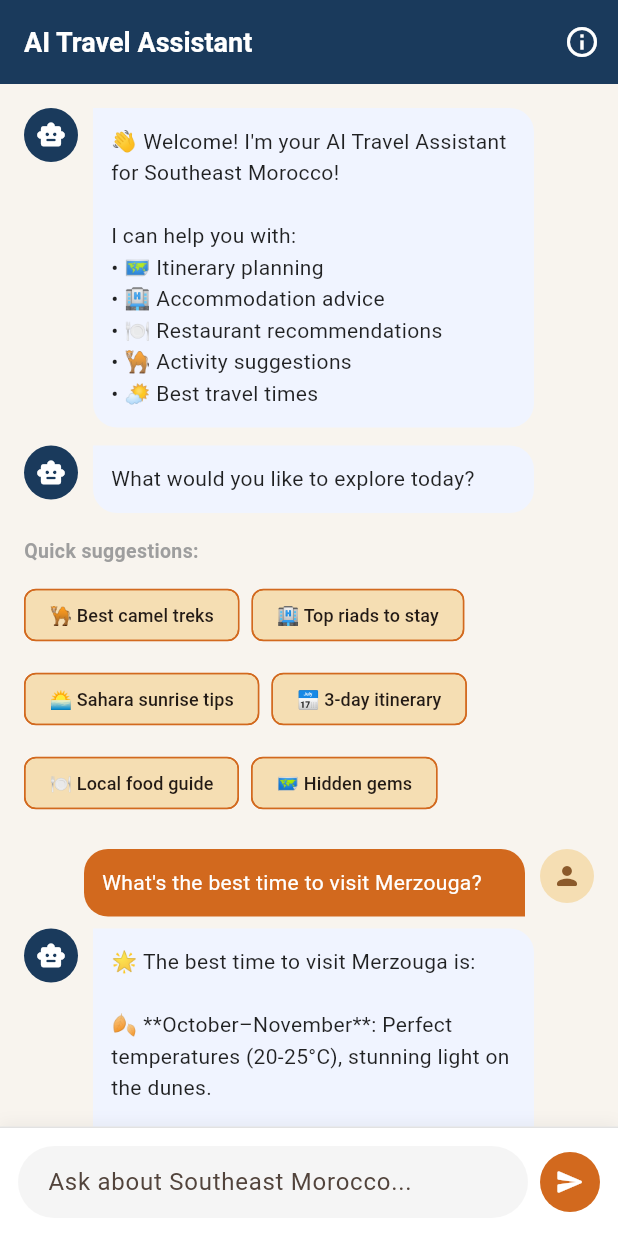
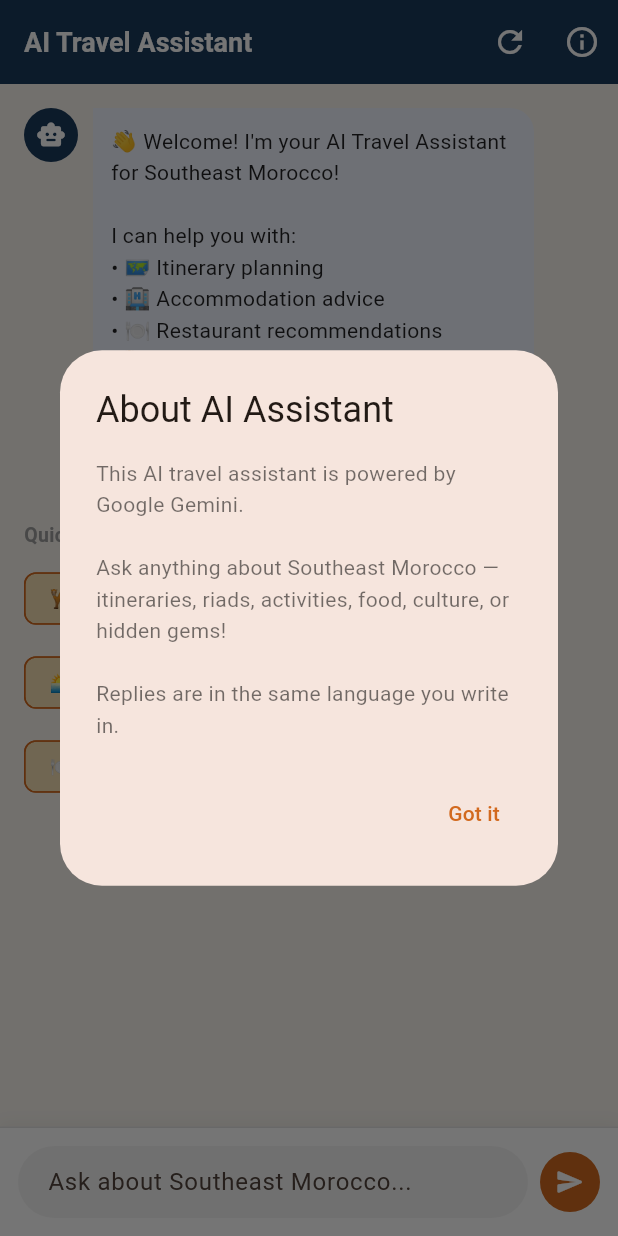
Before and after one commit to MbOXac/Touristique-GUID, a Flutter app: the AiChatTab screen opened directly, after a tap on the "info outline" icon, on a phone screen of 412 x 824 dp. Run offline on Flutter 3.47's test engine with Material 3 defaults, Android fonts, the phone set to English and light mode, and no system bars; our stand-ins replace cloud_firestore, firebase_auth, firebase_core, flutter_dotenv, google_generative_ai, google_maps_flutter and 1 more; accounts and stored records are empty.

Commit message:
He is the chatboot completed

```diff
--- a/lib/main.dart
+++ b/lib/main.dart
@@ -1,12 +1,18 @@
 import 'package:flutter/material.dart';
 import 'package:firebase_core/firebase_core.dart';
-import 'firebase_options.dart'; // <--- Make sure this import is present
+import 'package:flutter_dotenv/flutter_dotenv.dart';
+import 'firebase_options.dart';
 import 'screens/splash_page.dart';
 import 'theme/app_theme.dart';
 import 'screens/login_page.dart';
 import 'package:firebase_auth/firebase_auth.dart';
+
 void main() async {
   WidgetsFlutterBinding.ensureInitialized();
+
+  // Load environment variables
+  await dotenv.load(fileName: ".env");
+
   await Firebase.initializeApp(
     options: DefaultFirebaseOptions.currentPlatform,
   );
@@ -26,6 +32,7 @@ class TouristiqueApp extends StatelessWidget {
     );
   }
 }
+
 class AuthGate extends StatelessWidget {
   const AuthGate({super.key});
 
@@ -34,11 +41,9 @@ class AuthGate extends StatelessWidget {
     return StreamBuilder(
       stream: FirebaseAuth.instance.authStateChanges(),
       builder: (context, snapshot) {
-        // User logged in
         if (snapshot.hasData) {
-          return const SplashPage(); // Or HomePage, your real app!
+          return const SplashPage();
         }
-        // Not logged in
         return const LoginPage();
       },
     );
--- a/lib/screens/ai_chat_tab.dart
+++ b/lib/screens/ai_chat_tab.dart
@@ -1,11 +1,93 @@
 import 'package:flutter/material.dart';
 import '../theme/app_theme.dart';
+import '../services/gemini_service.dart';
 
-class AiChatTab extends StatelessWidget {
+class AiChatTab extends StatefulWidget {
   const AiChatTab({super.key});
 
   @override
+  State<AiChatTab> createState() => _AiChatTabState();
+}
+
+class _AiChatTabState extends State<AiChatTab> {
+  late final GeminiService _gemini;
+  final TextEditingController _controller = TextEditingController();
+  final ScrollController _scrollController = ScrollController();
+  final List<_ChatMessage> _messages = [];
+  bool _isLoading = false;
+  String? _initError;
+
+  @override
+  void initState() {
+    super.initState();
+    try {
+      _gemini = GeminiService();
+      _messages.add(_ChatMessage(
+        text: "👋 Welcome! I'm your AI Travel Assistant for Southeast Morocco!\n\n"
+              "I can help you with:\n"
+              "• 🗺️ Itinerary planning\n"
+              "• 🏨 Accommodation advice\n"
+              "• 🍽️ Restaurant recommendations\n"
+              "• 🐪 Activity suggestions\n"
+              "• 🌤️ Best travel times\n\n"
+              "What would you like to explore today?",
+        isUser: false,
+      ));
+    } catch (e) {
+      _initError = e.toString();
+    }
+  }
+
+  Future<void> _sendMessage(String text) async {
+    final message = text.trim();
+    if (message.isEmpty || _isLoading) return;
+
+    setState(() {
+      _messages.add(_ChatMessage(text: message, isUser: true));
+      _isLoading = true;
+    });
+    _controller.clear();
+    _scrollToBottom();
+
+    final response = await _gemini.sendMessage(message);
+
+    if (!mounted) return;
+    setState(() {
+      _messages.add(_ChatMessage(text: response, isUser: false));
+      _isLoading = false;
+    });
+    _scrollToBottom();
+  }
+
+  void _scrollToBottom() {
+    WidgetsBinding.instance.addPostFrameCallback((_) {
+      if (_scrollController.hasClients) {
+        _scrollController.animateTo(
+          _scrollController.position.maxScrollExtent,
+          duration: const Duration(milliseconds: 300),
+          curve: Curves.easeOut,
+        );
+      }
+    });
+  }
+
+  void _resetChat() {
+    setState(() {
+      _messages.clear();
+      _gemini.resetChat();
+      _messages.add(_ChatMessage(
+        text: "✨ Chat reset! How can I help you plan your Morocco trip?",
+        isUser: false,
+      ));
+    });
+  }
+
+  @override
   Widget build(BuildContext context) {
+    if (_initError != null) {
+      return _buildErrorScreen();
+    }
+
     return Scaffold(
       appBar: AppBar(
         title: const Text('AI Travel Assistant'),
@@ -13,81 +95,72 @@ class AiChatTab extends StatelessWidget {
         foregroundColor: Colors.white,
         automaticallyImplyLeading: false,
         actions: [
-          IconButton(icon: const Icon(Icons.info_outline), onPressed: () {}),
+          IconButton(
+            icon: const Icon(Icons.refresh),
+            tooltip: 'New conversation',
+            onPressed: _resetChat,
+          ),
+          IconButton(
+            icon: const Icon(Icons.info_outline),
+            onPressed: _showInfoDialog,
+          ),
         ],
       ),
       body: Column(
         children: [
           Expanded(
-            child: ListView(
+            child: ListView.builder(
+              controller: _scrollController,
               padding: const EdgeInsets.all(16),
-              children: [
-                _buildAssistantMessage(
-                  "👋 Welcome! I'm your AI Travel Assistant for Southeast Morocco!\n\nI can help you with:\n• 🗺️ Itinerary planning\n• 🏨 Accommodation advice\n• 🍽️ Restaurant recommendations\n• 🐪 Activity suggestions\n• 🌤️ Best travel times",
-                ),
-                const SizedBox(height: 12),
-                _buildAssistantMessage("What would you like to explore today?"),
-                const SizedBox(height: 16),
-                const Text('Quick suggestions:', style: TextStyle(fontWeight: FontWeight.w600, color: Colors.grey, fontSize: 13)),
-                const SizedBox(height: 8),
-                Wrap(
-                  spacing: 8,
-                  runSpacing: 8,
-                  children: [
-                    _suggestionChip(context, '🐪 Best camel treks'),
-                    _suggestionChip(context, '🏨 Top riads to stay'),
-                    _suggestionChip(context, '🌅 Sahara sunrise tips'),
-                    _suggestionChip(context, '📅 3-day itinerary'),
-                    _suggestionChip(context, '🍽️ Local food guide'),
-                    _suggestionChip(context, '🗺️ Hidden gems'),
-                  ],
-                ),
-                const SizedBox(height: 20),
-                _buildUserMessage("What's the best time to visit Merzouga?"),
-                const SizedBox(height: 8),
-                _buildAssistantMessage("🌟 The best time to visit Merzouga is:\n\n🍂 **October–November**: Perfect temperatures (20-25°C), stunning light on the dunes.\n\n🌸 **February–April**: Mild weather, great for trekking.\n\n❄️ Avoid July–August: Temperatures can exceed 45°C!\n\nPro tip: Plan your camel trek for golden hour – the shadows on Erg Chebbi are absolutely magical! 🐪✨"),
-              ],
+              itemCount: _messages.length + (_messages.length == 1 ? 1 : 0),
+              itemBuilder: (context, index) {
+                // Show quick suggestions only after the first welcome message
+                if (_messages.length == 1 && index == 1) {
+                  return _buildSuggestions();
+                }
+                final msg = _messages[index];
+                return Padding(
+                  padding: const EdgeInsets.only(bottom: 12),
+                  child: msg.isUser
+                      ? _buildUserMessage(msg.text)
+                      : _buildAssistantMessage(msg.text),
+                );
+              },
             ),
           ),
-          Container(
-            padding: const EdgeInsets.all(12),
-            decoration: BoxDecoration(
-              color: Colors.white,
-              border: Border(top: BorderSide(color: Colors.grey.withAlpha(76))),
-              boxShadow: [BoxShadow(color: Colors.black.withAlpha(13), blurRadius: 8, offset: const Offset(0, -2))],
+          if (_isLoading) _buildTypingIndicator(),
+          _buildInputArea(),
+        ],
+      ),
+    );
+  }
+
+  Widget _buildSuggestions() {
+    return Padding(
+      padding: const EdgeInsets.only(top: 8, bottom: 16),
+      child: Column(
+        crossAxisAlignment: CrossAxisAlignment.start,
+        children: [
+          const Text(
+            'Quick suggestions:',
+            style: TextStyle(
+              fontWeight: FontWeight.w600,
+              color: Colors.grey,
+              fontSize: 13,
             ),
-            child: Row(
-              children: [
-                Expanded(
-                  child: TextField(
-                    decoration: InputDecoration(
-                      hintText: 'Ask about Southeast Morocco...',
-                      border: OutlineInputBorder(borderRadius: BorderRadius.circular(24), borderSide: BorderSide.none),
-                      filled: true,
-                      fillColor: const Color(0xFFF5F5F5),
-                      contentPadding: const EdgeInsets.symmetric(horizontal: 16, vertical: 10),
-                    ),
-                    onSubmitted: (value) {
-                      if (value.trim().isNotEmpty) {
-                        ScaffoldMessenger.of(context).showSnackBar(
-                          const SnackBar(content: Text('AI responses coming soon!'), behavior: SnackBarBehavior.floating),
-                        );
-                      }
-                    },
-                  ),
-                ),
-                const SizedBox(width: 8),
-                CircleAvatar(
-                  backgroundColor: AppTheme.primaryOrange,
-                  child: IconButton(
-                    icon: const Icon(Icons.send_rounded, color: Colors.white, size: 20),
-                    onPressed: () => ScaffoldMessenger.of(context).showSnackBar(
-                      const SnackBar(content: Text('AI responses coming soon!'), behavior: SnackBarBehavior.floating),
-                    ),
-                  ),
-                ),
-              ],
-            ),
+          ),
+          const SizedBox(height: 8),
+          Wrap(
+            spacing: 8,
+            runSpacing: 8,
+            children: [
+              _suggestionChip('🐪 Best camel treks'),
+              _suggestionChip('🏨 Top riads to stay'),
+              _suggestionChip('🌅 Sahara sunrise tips'),
+              _suggestionChip('📅 3-day itinerary'),
+              _suggestionChip('🍽️ Local food guide'),
+              _suggestionChip('🗺️ Hidden gems'),
+            ],
           ),
         ],
       ),
@@ -99,8 +172,12 @@ class AiChatTab extends StatelessWidget {
       crossAxisAlignment: CrossAxisAlignment.start,
       children: [
         Container(
-          width: 36, height: 36,
-          decoration: const BoxDecoration(color: AppTheme.deepBlue, shape: BoxShape.circle),
+          width: 36,
+          height: 36,
+          decoration: const BoxDecoration(
+            color: AppTheme.deepBlue,
+            shape: BoxShape.circle,
+          ),
           child: const Icon(Icons.smart_toy_rounded, color: Colors.white, size: 20),
         ),
         const SizedBox(width: 10),
@@ -109,9 +186,16 @@ class AiChatTab extends StatelessWidget {
             padding: const EdgeInsets.all(12),
             decoration: const BoxDecoration(
               color: Color(0xFFF0F4FF),
-              borderRadius: BorderRadius.only(topRight: Radius.circular(16), bottomLeft: Radius.circular(16), bottomRight: Radius.circular(16)),
+              borderRadius: BorderRadius.only(
+                topRight: Radius.circular(16),
+                bottomLeft: Radius.circular(16),
+                bottomRight: Radius.circular(16),
+              ),
             ),
-            child: Text(text, style: const TextStyle(fontSize: 14, height: 1.5, color: Colors.black87)),
+            child: SelectableText(
+              text,
+              style: const TextStyle(fontSize: 14, height: 1.5, color: Colors.black87),
+            ),
           ),
         ),
         const SizedBox(width: 40),
@@ -129,29 +213,185 @@ class AiChatTab extends StatelessWidget {
             padding: const EdgeInsets.all(12),
             decoration: const BoxDecoration(
               color: AppTheme.primaryOrange,
-              borderRadius: BorderRadius.only(topLeft: Radius.circular(16), topRight: Radius.circular(16), bottomLeft: Radius.circular(16)),
+              borderRadius: BorderRadius.only(
+                topLeft: Radius.circular(16),
+                topRight: Radius.circular(16),
+                bottomLeft: Radius.circular(16),
+              ),
             ),
-            child: Text(text, style: const TextStyle(fontSize: 14, height: 1.5, color: Colors.white)),
+            child: SelectableText(
+              text,
+              style: const TextStyle(fontSize: 14, height: 1.5, color: Colors.white),
+            ),
           ),
         ),
         const SizedBox(width: 10),
         Container(
-          width: 36, height: 36,
-          decoration: const BoxDecoration(color: AppTheme.sandBeige, shape: BoxShape.circle),
+          width: 36,
+          height: 36,
+          decoration: const BoxDecoration(
+            color: AppTheme.sandBeige,
+            shape: BoxShape.circle,
+          ),
           child: const Icon(Icons.person_rounded, color: AppTheme.earthBrown, size: 20),
         ),
       ],
     );
   }
 
-  Widget _suggestionChip(BuildContext context, String label) {
+  Widget _suggestionChip(String label) {
     return ActionChip(
       label: Text(label, style: const TextStyle(fontSize: 12)),
-      onPressed: () => ScaffoldMessenger.of(context).showSnackBar(
-        SnackBar(content: Text('$label – AI responses coming soon!'), behavior: SnackBarBehavior.floating),
-      ),
+      onPressed: () => _sendMessage(label),
       backgroundColor: AppTheme.sandBeige,
       side: const BorderSide(color: AppTheme.primaryOrange),
     );
   }
+
+  Widget _buildTypingIndicator() {
+    return Padding(
+      padding: const EdgeInsets.symmetric(vertical: 8, horizontal: 16),
+      child: Row(
+        children: [
+          Container(
+            width: 36,
+            height: 36,
+            decoration: const BoxDecoration(
+              color: AppTheme.deepBlue,
+              shape: BoxShape.circle,
+            ),
+            child: const Icon(Icons.smart_toy_rounded, color: Colors.white, size: 20),
+          ),
+          const SizedBox(width: 10),
+          const SizedBox(
+            width: 16,
+            height: 16,
+            child: CircularProgressIndicator(
+              strokeWidth: 2,
+              color: AppTheme.deepBlue,
+            ),
+          ),
+          const SizedBox(width: 12),
+          Text(
+            'AI is thinking...',
+            style: TextStyle(color: Colors.grey.shade600, fontStyle: FontStyle.italic),
+          ),
+        ],
+      ),
+    );
+  }
+
+  Widget _buildInputArea() {
+    return Container(
+      padding: const EdgeInsets.all(12),
+      decoration: BoxDecoration(
+        color: Colors.white,
+        border: Border(top: BorderSide(color: Colors.grey.withAlpha(76))),
+        boxShadow: [
+          BoxShadow(color: Colors.black.withAlpha(13), blurRadius: 8, offset: const Offset(0, -2)),
+        ],
+      ),
+      child: SafeArea(
+        child: Row(
+          children: [
+            Expanded(
+              child: TextField(
+                controller: _controller,
+                enabled: !_isLoading,
+                textInputAction: TextInputAction.send,
+                decoration: InputDecoration(
+                  hintText: 'Ask about Southeast Morocco...',
+                  border: OutlineInputBorder(
+                    borderRadius: BorderRadius.circular(24),
+                    borderSide: BorderSide.none,
+                  ),
+                  filled: true,
+                  fillColor: const Color(0xFFF5F5F5),
+                  contentPadding: const EdgeInsets.symmetric(horizontal: 16, vertical: 10),
+                ),
+                onSubmitted: _sendMessage,
+              ),
+            ),
+            const SizedBox(width: 8),
+            CircleAvatar(
+              backgroundColor: _isLoading ? Colors.grey : AppTheme.primaryOrange,
+              child: IconButton(
+                icon: const Icon(Icons.send_rounded, color: Colors.white, size: 20),
+                onPressed: _isLoading ? null : () => _sendMessage(_controller.text),
+              ),
+            ),
+          ],
+        ),
+      ),
+    );
+  }
+
+  Widget _buildErrorScreen() {
+    return Scaffold(
+      appBar: AppBar(
+        title: const Text('AI Travel Assistant'),
+        backgroundColor: AppTheme.deepBlue,
+        foregroundColor: Colors.white,
+        automaticallyImplyLeading: false,
+      ),
+      body: Center(
+        child: Padding(
+          padding: const EdgeInsets.all(24),
+          child: Column(
+            mainAxisAlignment: MainAxisAlignment.center,
+            children: [
+              const Icon(Icons.error_outline, color: Colors.red, size: 64),
+              const SizedBox(height: 16),
+              const Text(
+                'Chatbot Configuration Error',
+                style: TextStyle(fontSize: 18, fontWeight: FontWeight.bold),
+              ),
+              const SizedBox(height: 12),
+              Text(_initError!, textAlign: TextAlign.center),
+              const SizedBox(height: 16),
+              const Text(
+                'Make sure you created the .env file with your GEMINI_API_KEY.',
+                textAlign: TextAlign.center,
+                style: TextStyle(color: Colors.grey),
+              ),
+            ],
+          ),
+        ),
+      ),
+    );
+  }
+
+  void _showInfoDialog() {
+    showDialog(
+      context: context,
+      builder: (_) => AlertDialog(
+        title: const Text('About AI Assistant'),
+        content: const Text(
+          'This AI travel assistant is powered by Google Gemini.\n\n'
+          'Ask anything about Southeast Morocco — itineraries, riads, '
+          'activities, food, culture, or hidden gems!\n\n'
+          'Replies are in the same language you write in.',
+        ),
+        actions: [
+          TextButton(
+            onPressed: () => Navigator.pop(context),
+            child: const Text('Got it'),
+          ),
+        ],
+      ),
+    );
+  }
+
+  @override
+  void dispose() {
+    _controller.dispose();
+    _scrollController.dispose();
+    super.dispose();
+  }
 }
+
+class _ChatMessage {
+  final String text;
+  final bool isUser;
+  _ChatMessage({required this.text, required this.isUser});
+}
--- /dev/null
+++ b/lib/services/gemini_service.dart
@@ -0,0 +1,52 @@
+import 'package:flutter_dotenv/flutter_dotenv.dart';
+import 'package:google_generative_ai/google_generative_ai.dart';
+
+class GeminiService {
+  static final String _apiKey = dotenv.env['GEMINI_API_KEY'] ?? '';
+
+  late final GenerativeModel _model;
+  late ChatSession _chat;
+
+  GeminiService() {
+    if (_apiKey.isEmpty) {
+      throw Exception(
+        'GEMINI_API_KEY not found. Make sure .env file exists in project root.',
+      );
+    }
+
+    _model = GenerativeModel(
+      model: 'gemini-2.5-flash', // ✅ This model works with your key
+      apiKey: _apiKey,
+      systemInstruction: Content.system(
+        '''You are a friendly AI travel assistant for the Touristique GUID app,
+specialized in Southeast Morocco (Errachidia, Merzouga, Rissani, Erfoud,
+Tinghir, Ouarzazate, Zagora, Midelt).
+
+Help users with:
+- Travel itineraries and day plans
+- Riads, hotels, and accommodations
+- Desert tours, hiking, camel trekking, 4x4 trips
+- Local culture, souks, traditional food
+- Hidden gems and authentic experiences
+
+Reply in the SAME LANGUAGE the user writes in (Arabic, French, English).
+Keep responses concise, friendly, and practical. Use emojis when appropriate.''',
+      ),
+    );
+
+    _chat = _model.startChat();
+  }
+
+  Future<String> sendMessage(String message) async {
+    try {
+      final response = await _chat.sendMessage(Content.text(message));
+      return response.text ?? 'Sorry, I could not generate a response. Please try again.';
+    } catch (e) {
+      return '⚠️ Error: ${e.toString()}\n\nPlease check your internet connection.';
+    }
+  }
+
+  void resetChat() {
+    _chat = _model.startChat();
+  }
+}
--- a/pubspec.yaml
+++ b/pubspec.yaml
@@ -14,8 +14,11 @@ dependencies:
   google_maps_flutter: ^2.6.1
   google_maps_flutter_web: ^0.5.7
   google_sign_in: ^5.4.4
+  google_generative_ai: ^0.4.6
+  flutter_dotenv: ^5.1.0
   flutter:
     sdk: flutter
+  http: ^1.6.0
 
 dev_dependencies:
   flutter_test:
@@ -32,3 +35,4 @@ flutter:
     - assets/images/destination_2.jpg
     - assets/images/destination_3.jpg
     - assets/images/destination_4.jpg
+    - .env
```
Also changed, not shown: 1 other file.
